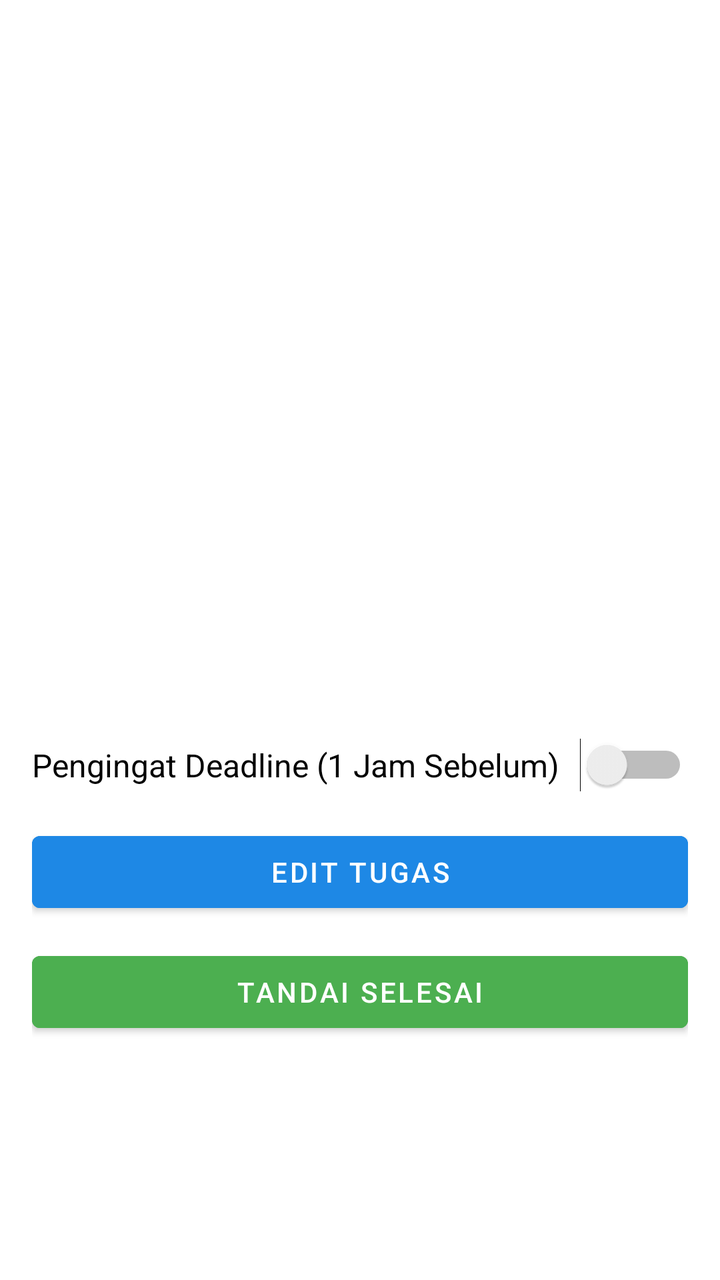
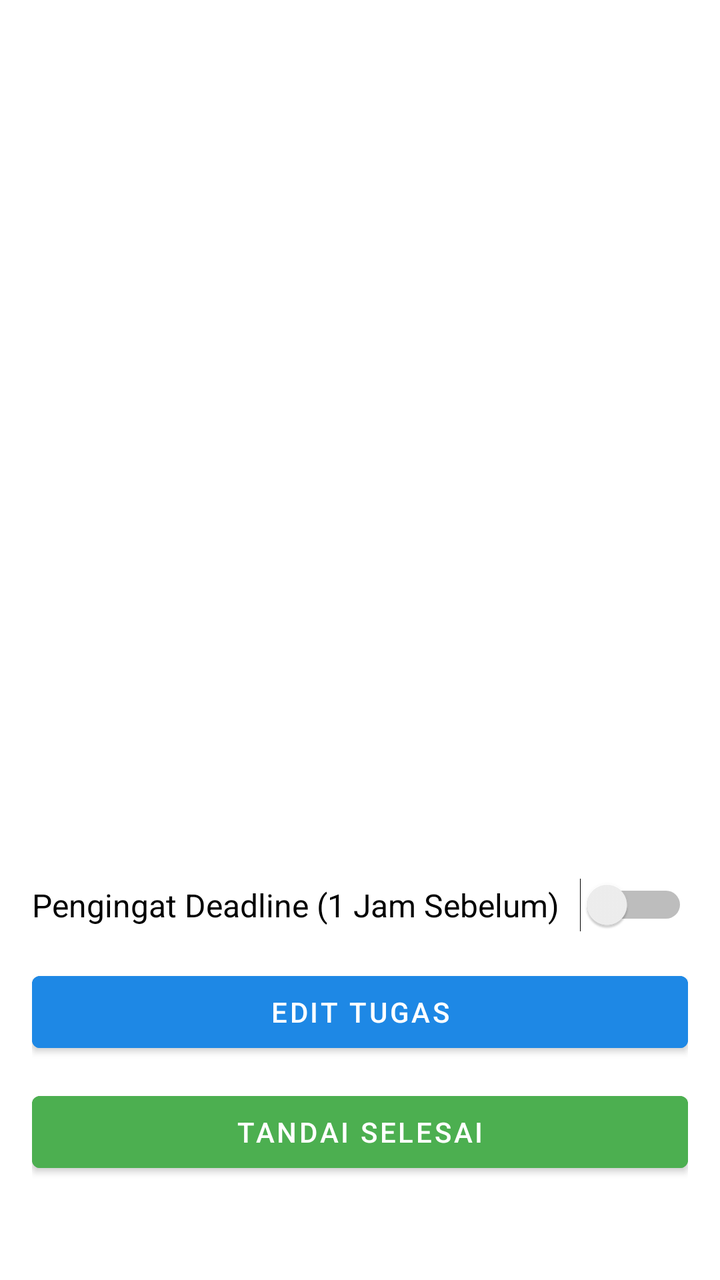

Two renders of the same Android screen: before a commit and after it. Below are the layout's source before the change and the commit's diff.
<!-- AndroidManifest.xml: application theme Theme.ProjectMAPGroup7 -->
<!-- res/layout/fragment_detail_tugas.xml -->
<?xml version="1.0" encoding="utf-8"?>
<ScrollView xmlns:android="http://schemas.android.com/apk/res/android"
    android:layout_width="match_parent"
    android:layout_height="match_parent"
    android:padding="16dp">

    <LinearLayout
        android:orientation="vertical"
        android:layout_width="match_parent"
        android:layout_height="wrap_content"
        android:gravity="center_horizontal">

        <ImageView
            android:id="@+id/ivDetailImage"
            android:layout_width="200dp"
            android:layout_height="200dp"
            android:layout_marginBottom="16dp"
            android:contentDescription="Task Image" />

        <TextView
            android:id="@+id/tvDetailTitle"
            android:layout_width="wrap_content"
            android:layout_height="wrap_content"
            android:textStyle="bold"
            android:textSize="22sp"
            android:layout_marginBottom="8dp" />

        <TextView
            android:id="@+id/tvDetailDescription"
            android:layout_width="match_parent"
            android:layout_height="wrap_content"
            android:textSize="16sp"
            android:layout_marginBottom="8dp" />

        <TextView
            android:id="@+id/tvDetailDeadline"
            android:layout_width="match_parent"
            android:layout_height="wrap_content"
            android:textSize="14sp"
            android:layout_marginBottom="4dp" />

        <TextView
            android:id="@+id/tvDetailPriority"
            android:layout_width="match_parent"
            android:layout_height="wrap_content"
            android:textSize="14sp"
            android:layout_marginBottom="8dp" />

        <Switch
            android:id="@+id/switchNotification"
            android:layout_width="match_parent"
            android:layout_height="wrap_content"
            android:text="Pengingat Deadline (1 Jam Sebelum)"
            android:layout_marginTop="20dp"
            android:textSize="16sp"/>

        <Button
            android:id="@+id/btnEditTask"
            android:layout_width="match_parent"
            android:layout_height="wrap_content"
            android:text="Edit Tugas"
            android:layout_marginTop="16dp"
            android:backgroundTint="@color/blue"
            android:textColor="@android:color/white" />

        <Button
            android:id="@+id/btnMarkAsDone"
            android:layout_width="match_parent"
            android:layout_height="wrap_content"
            android:text="Tandai Selesai"
            android:layout_marginTop="12dp"
            android:backgroundTint="@color/green"
            android:textColor="@android:color/white" />


    </LinearLayout>
</ScrollView>
<!-- resources referenced by this layout -->
<resources>
  <color name="blue">#1E88E5</color>
  <color name="green">#4CAF50</color>
  <style name="Theme.ProjectMAPGroup7" parent="Theme.MaterialComponents.DayNight.DarkActionBar">
          
          <item name="colorPrimary">@color/blue</item>
          <item name="colorPrimaryVariant">@color/purple_700</item>
          <item name="colorOnPrimary">@color/white</item>
          
          <item name="colorSecondary">@color/teal_200</item>
          <item name="colorSecondaryVariant">@color/teal_700</item>
          <item name="colorOnSecondary">@color/black</item>
          
          <item name="android:statusBarColor">?attr/colorPrimaryVariant</item>
          
      </style>
  <color name="purple_700">#FF3700B3</color>
  <color name="white">#FFFFFFFF</color>
  <color name="teal_200">#FF03DAC5</color>
  <color name="teal_700">#FF018786</color>
  <color name="black">#FF000000</color>
</resources>

<!-- the commit's change to res/layout/fragment_detail_tugas.xml (unified diff, before → after) -->
@@ -5,6 +5,8 @@
     android:padding="16dp">
 
     <LinearLayout
+        android:layout_marginTop="70dp"
+        android:layout_marginBottom="70dp"
         android:orientation="vertical"
         android:layout_width="match_parent"
         android:layout_height="wrap_content"
<!-- resource entries referenced after the edit -->
@@ -7,6 +7,9 @@
           <item name="colorPrimary">@color/blue</item>
           <item name="colorPrimaryVariant">@color/purple_700</item>
           <item name="colorOnPrimary">@color/white</item>
+          <item name="colorOutline">#E0E0E0</item>
+          <item name="colorSurfaceVariant">#EEEEEE</item>
+  
           
           <item name="colorSecondary">@color/teal_200</item>
           <item name="colorSecondaryVariant">@color/teal_700</item>
